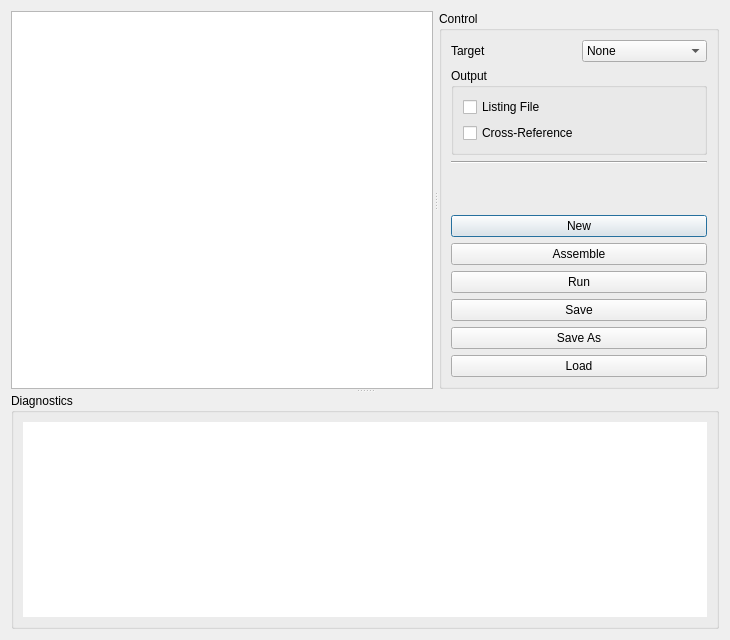
First picture: the form in src/gui/ui/assemblerdialog.ui, repository 42wonko/chip8, before the edit.
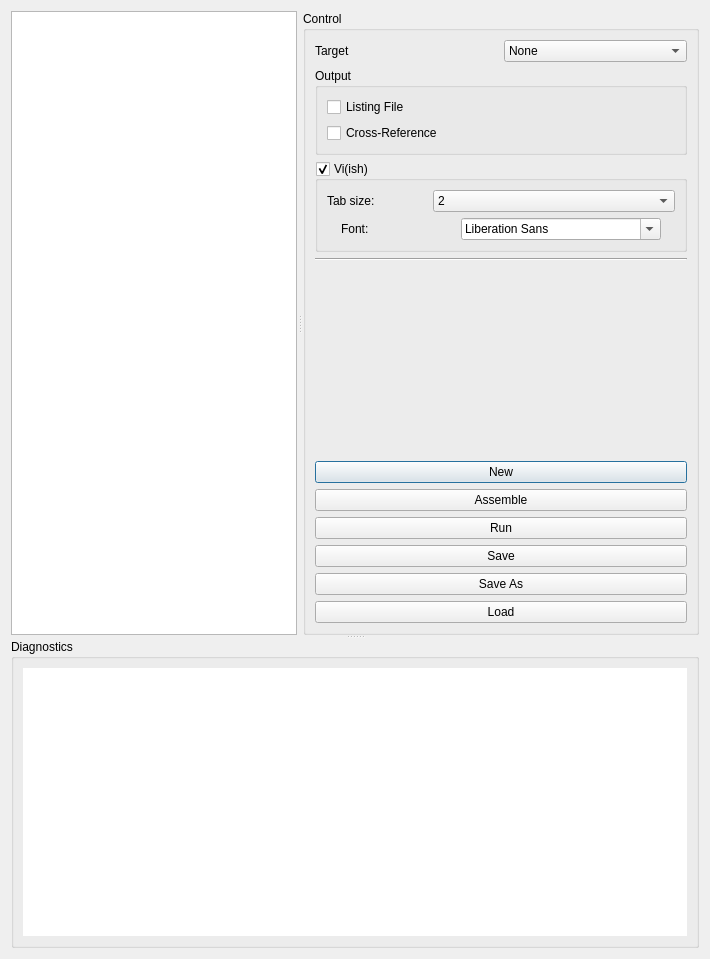
Second picture: the form after the edit. Custom widgets are drawn as their Qt base class.

Commit message: added a vi-like editor to the assembler

The edit to the form file:
```diff
--- a/src/gui/ui/assemblerdialog.ui
+++ b/src/gui/ui/assemblerdialog.ui
@@ -6,8 +6,8 @@
    <rect>
     <x>0</x>
     <y>0</y>
-    <width>730</width>
-    <height>640</height>
+    <width>710</width>
+    <height>959</height>
    </rect>
   </property>
   <property name="sizePolicy">
@@ -126,6 +126,92 @@
           </layout>
          </widget>
         </item>
+        <item>
+         <widget class="QGroupBox" name="asmViGroupBox">
+          <property name="title">
+           <string>Vi(ish)</string>
+          </property>
+          <property name="checkable">
+           <bool>true</bool>
+          </property>
+          <layout class="QVBoxLayout" name="verticalLayout_5">
+           <item>
+            <layout class="QHBoxLayout" name="horizontalLayout_2">
+             <item>
+              <widget class="QLabel" name="asmViTabSizeLabel">
+               <property name="maximumSize">
+                <size>
+                 <width>100</width>
+                 <height>16777215</height>
+                </size>
+               </property>
+               <property name="text">
+                <string>Tab size:</string>
+               </property>
+              </widget>
+             </item>
+             <item>
+              <widget class="QComboBox" name="asmViTabSizeComboBox">
+               <item>
+                <property name="text">
+                 <string>2</string>
+                </property>
+               </item>
+               <item>
+                <property name="text">
+                 <string>4</string>
+                </property>
+               </item>
+               <item>
+                <property name="text">
+                 <string>6</string>
+                </property>
+               </item>
+               <item>
+                <property name="text">
+                 <string>8</string>
+                </property>
+               </item>
+              </widget>
+             </item>
+            </layout>
+           </item>
+           <item>
+            <layout class="QHBoxLayout" name="horizontalLayout_3">
+             <item>
+              <widget class="QLabel" name="asmViFontLabel">
+               <property name="minimumSize">
+                <size>
+                 <width>100</width>
+                 <height>0</height>
+                </size>
+               </property>
+               <property name="maximumSize">
+                <size>
+                 <width>100</width>
+                 <height>16777215</height>
+                </size>
+               </property>
+               <property name="text">
+                <string>Font:</string>
+               </property>
+              </widget>
+             </item>
+             <item>
+              <widget class="QFontComboBox" name="asmViFontComboBox">
+               <property name="maximumSize">
+                <size>
+                 <width>200</width>
+                 <height>16777215</height>
+                </size>
+               </property>
+              </widget>
+             </item>
+            </layout>
+           </item>
+          </layout>
+         </widget>
+        </item>
         <item>
          <widget class="Line" name="line">
           <property name="orientation">
```
The commit also changes 2 other files.
